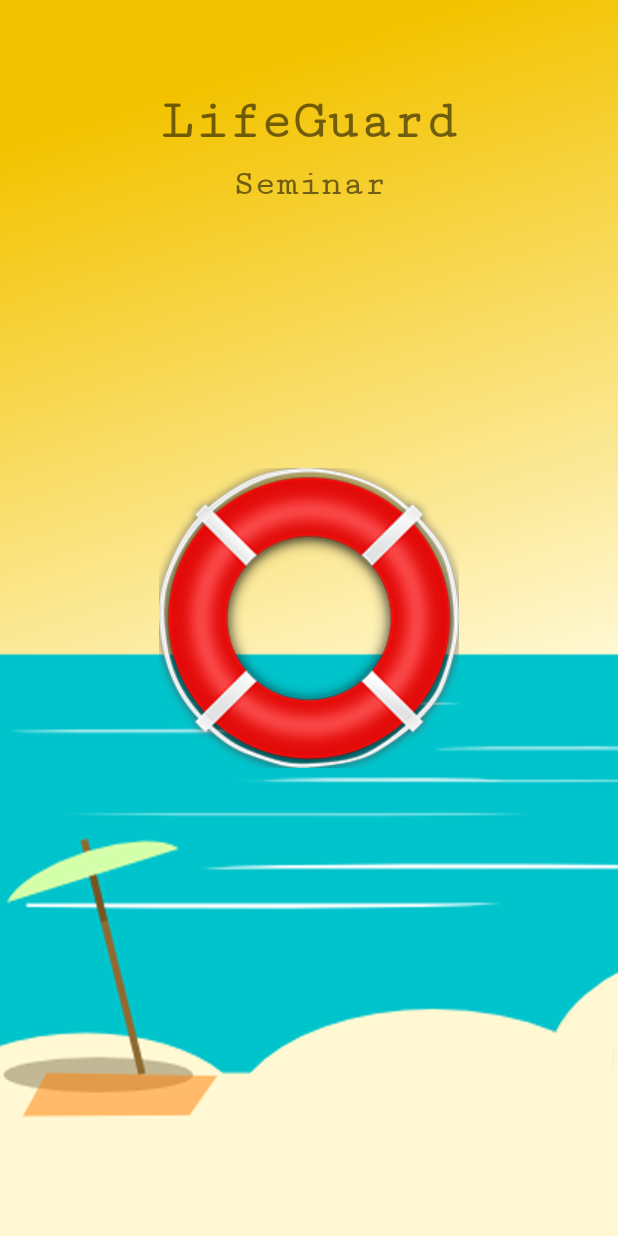
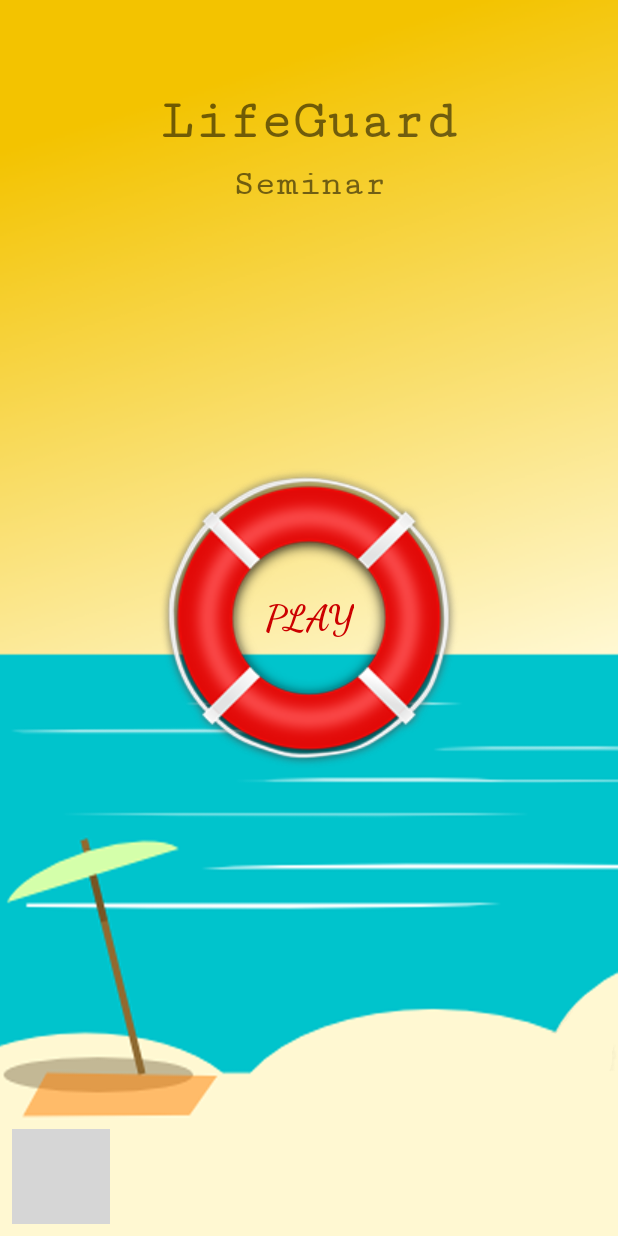
Before and after one commit to Mivezo/ComsciSummativeMVAW, an Android app: the screen it shows after launch (firstopening), on a phone screen of 412 x 824 dp. Run offline under Robolectric (Android 15) with nearby library versions, the phone set to English and light mode, and no system bars; grey boxes are pictures that could not be loaded.

Commit message:
Added test functionality to the lg button and added text to it. Also added info button with functionality

```diff
--- a/app/src/main/java/com/comsci/michelaustin/comscisummative/firstopening.java
+++ b/app/src/main/java/com/comsci/michelaustin/comscisummative/firstopening.java
@@ -7,19 +7,27 @@
 import android.widget.Toast;
 
 public class firstopening extends AppCompatActivity {
-    ImageButton buoyButton;
+    ImageButton buoyButton, infoButton;
 
     @Override
     protected void onCreate(Bundle savedInstanceState) {
         super.onCreate(savedInstanceState);
         setContentView(R.layout.activity_firstopening);
 
-        buoyButton = (ImageButton) findViewById(R.id.imageButton2);
+        buoyButton = findViewById(R.id.lgbuoy);
+        infoButton = findViewById(R.id.info);
 
         buoyButton.setOnClickListener(new View.OnClickListener() {
             @Override
             public void onClick(View v) {
-                Toast.makeText(getBaseContext(), "Your answer is correct!", Toast.LENGTH_SHORT).show();
+                Toast.makeText(getBaseContext(), "lgbuoy", Toast.LENGTH_SHORT).show();
+            }
+        });
+
+        infoButton.setOnClickListener(new View.OnClickListener() {
+            @Override
+            public void onClick(View v) {
+                Toast.makeText(getBaseContext(), "info", Toast.LENGTH_SHORT).show();
             }
         });
     }
--- a/app/src/main/res/layout/activity_firstopening.xml
+++ b/app/src/main/res/layout/activity_firstopening.xml
@@ -47,7 +47,7 @@
         app:layout_constraintVertical_bias="0.0" />
 
     <ImageButton
-        android:id="@+id/imageButton2"
+        android:id="@+id/lgbuoy"
         android:background="@null"
         android:layout_width="wrap_content"
         android:layout_height="wrap_content"
@@ -62,4 +62,34 @@
         app:layout_constraintTop_toTopOf="parent"
         app:srcCompat="@mipmap/ic_launcher" />
 
+    <ImageButton
+        android:id="@+id/info"
+        android:background="@null"
+        android:layout_width="65dp"
+        android:layout_height="63dp"
+        android:layout_marginBottom="8dp"
+        android:layout_marginStart="8dp"
+        android:src="@drawable/infopic"
+        app:layout_constraintBottom_toBottomOf="parent"
+        app:layout_constraintStart_toStartOf="parent"
+        app:srcCompat="@mipmap/ic_launcher_round" />
+
+    <TextView
+        android:id="@+id/textView4"
+        android:layout_width="wrap_content"
+        android:layout_height="wrap_content"
+        android:layout_marginBottom="8dp"
+        android:layout_marginEnd="8dp"
+        android:layout_marginStart="8dp"
+        android:layout_marginTop="8dp"
+        android:fontFamily="cursive"
+        android:text="PLAY"
+        android:textColor="@android:color/holo_red_dark"
+        android:textSize="24sp"
+        android:textStyle="bold"
+        app:layout_constraintBottom_toBottomOf="parent"
+        app:layout_constraintEnd_toEndOf="parent"
+        app:layout_constraintStart_toStartOf="parent"
+        app:layout_constraintTop_toTopOf="parent" />
+
 </android.support.constraint.ConstraintLayout>
```
Also changed, not shown: app/src/main/res/drawable/lgbuoy.png.
